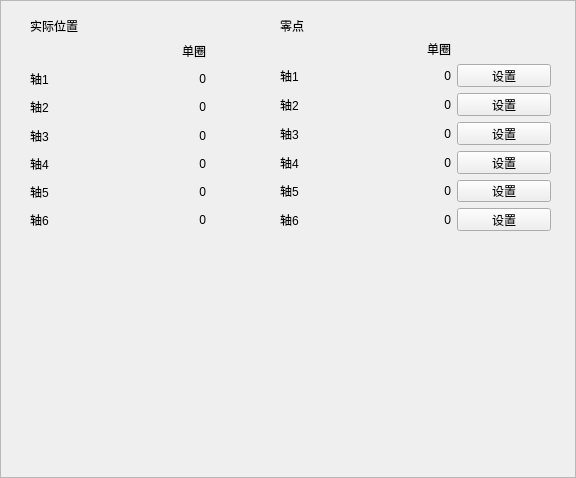
This is zoweerobot/UI/ctoolcoorsetui.ui in yisea123/Robot_Delta_GitHubPro as Qt 5 draws it before an edit. The edited form follows.
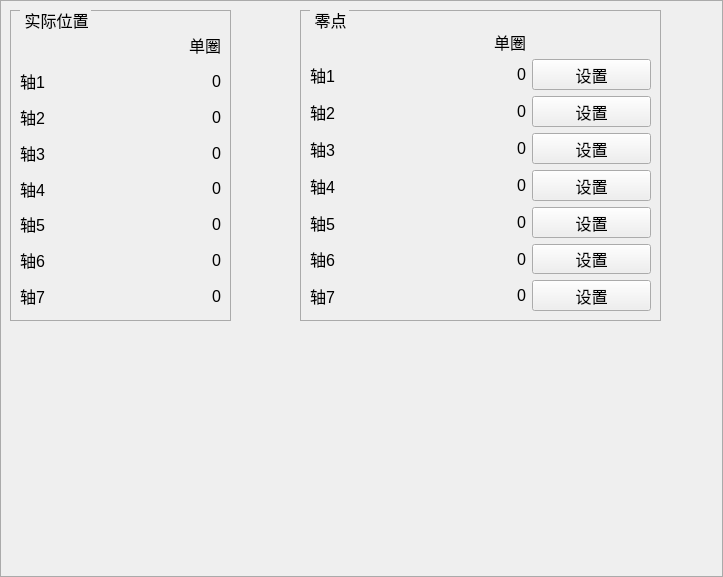
This is the edited form.

```diff
--- a/zoweerobot/UI/ctoolcoorsetui.ui
+++ b/zoweerobot/UI/ctoolcoorsetui.ui
@@ -6,455 +6,697 @@
    <rect>
     <x>0</x>
     <y>0</y>
-    <width>576</width>
-    <height>478</height>
+    <width>723</width>
+    <height>577</height>
    </rect>
   </property>
   <property name="windowTitle">
    <string>Form</string>
   </property>
-  <widget class="QFrame" name="frame">
+  <widget class="QGroupBox" name="groupBox">
    <property name="geometry">
     <rect>
      <x>0</x>
      <y>0</y>
-     <width>576</width>
-     <height>478</height>
+     <width>723</width>
+     <height>577</height>
     </rect>
    </property>
-   <property name="frameShape">
-    <enum>QFrame::StyledPanel</enum>
+   <property name="styleSheet">
+    <string notr="true">QGroupBox {
+            border-color: rgb(170, 170, 170);
+            border-width: 1px;
+            border-style: solid;
+            margin-top: 1ex;
+			font: 16px
+        }
+        QGroupBox::title {
+            subcontrol-origin: margin;
+            subcontrol-position: top left;
+            left: 10px;
+            margin-left: 2px;
+            padding: 0  0px;
+        }</string>
    </property>
-   <property name="frameShadow">
-    <enum>QFrame::Raised</enum>
-   </property>
-   <widget class="QWidget" name="gridLayoutWidget_2">
+   <widget class="QGroupBox" name="groupBox_2">
     <property name="geometry">
      <rect>
-      <x>280</x>
-      <y>40</y>
-      <width>271</width>
-      <height>191</height>
+      <x>10</x>
+      <y>10</y>
+      <width>221</width>
+      <height>311</height>
      </rect>
     </property>
-    <layout class="QGridLayout" name="gridLayout_2" columnstretch="1,4,8,8">
-     <item row="2" column="0">
-      <widget class="QLabel" name="label_12">
-       <property name="text">
-        <string>轴2</string>
-       </property>
-      </widget>
-     </item>
-     <item row="3" column="0">
-      <widget class="QLabel" name="label_34">
-       <property name="text">
-        <string>轴3</string>
-       </property>
-      </widget>
-     </item>
-     <item row="3" column="1">
-      <widget class="QLabel" name="axis3_zero_multi">
-       <property name="text">
-        <string/>
-       </property>
-      </widget>
-     </item>
-     <item row="3" column="2">
-      <widget class="QLabel" name="axis3_zero_single">
-       <property name="text">
-        <string>0</string>
-       </property>
-       <property name="alignment">
-        <set>Qt::AlignRight|Qt::AlignTrailing|Qt::AlignVCenter</set>
-       </property>
-      </widget>
-     </item>
-     <item row="4" column="0">
-      <widget class="QLabel" name="label_37">
-       <property name="text">
-        <string>轴4</string>
-       </property>
-      </widget>
-     </item>
-     <item row="4" column="1">
-      <widget class="QLabel" name="axis4_zero_multi">
-       <property name="text">
-        <string/>
-       </property>
-      </widget>
-     </item>
-     <item row="4" column="2">
-      <widget class="QLabel" name="axis4_zero_single">
-       <property name="text">
-        <string>0</string>
-       </property>
-       <property name="alignment">
-        <set>Qt::AlignRight|Qt::AlignTrailing|Qt::AlignVCenter</set>
-       </property>
-      </widget>
-     </item>
-     <item row="6" column="0">
-      <widget class="QLabel" name="label_39">
-       <property name="text">
-        <string>轴6</string>
-       </property>
-      </widget>
-     </item>
-     <item row="6" column="1">
-      <widget class="QLabel" name="axis6_zero_multi">
-       <property name="text">
-        <string/>
-       </property>
-      </widget>
-     </item>
-     <item row="6" column="2">
-      <widget class="QLabel" name="axis6_zero_single">
-       <property name="text">
-        <string>0</string>
-       </property>
-       <property name="alignment">
-        <set>Qt::AlignRight|Qt::AlignTrailing|Qt::AlignVCenter</set>
-       </property>
-      </widget>
-     </item>
-     <item row="5" column="0">
-      <widget class="QLabel" name="axis4_zero_multi_3">
-       <property name="text">
-        <string>轴5</string>
-       </property>
-      </widget>
-     </item>
-     <item row="5" column="1">
-      <widget class="QLabel" name="axis5_zero_multi">
-       <property name="text">
-        <string/>
-       </property>
-      </widget>
-     </item>
-     <item row="5" column="2">
-      <widget class="QLabel" name="axis5_zero_single">
-       <property name="text">
-        <string>0</string>
-       </property>
-       <property name="alignment">
-        <set>Qt::AlignRight|Qt::AlignTrailing|Qt::AlignVCenter</set>
-       </property>
-      </widget>
-     </item>
-     <item row="2" column="1">
-      <widget class="QLabel" name="axis2_zero_multi">
-       <property name="text">
-        <string/>
-       </property>
-      </widget>
-     </item>
-     <item row="2" column="2">
-      <widget class="QLabel" name="axis2_zero_single">
-       <property name="text">
-        <string>0</string>
-       </property>
-       <property name="alignment">
-        <set>Qt::AlignRight|Qt::AlignTrailing|Qt::AlignVCenter</set>
-       </property>
-      </widget>
-     </item>
-     <item row="0" column="2">
-      <widget class="QLabel" name="zero_single">
-       <property name="text">
-        <string>单圈</string>
-       </property>
-       <property name="alignment">
-        <set>Qt::AlignRight|Qt::AlignTrailing|Qt::AlignVCenter</set>
-       </property>
-      </widget>
-     </item>
-     <item row="0" column="1">
-      <widget class="QLabel" name="zero_multi">
-       <property name="text">
-        <string/>
-       </property>
-      </widget>
-     </item>
-     <item row="1" column="0">
-      <widget class="QLabel" name="label_27">
-       <property name="text">
-        <string>轴1</string>
-       </property>
-      </widget>
-     </item>
-     <item row="1" column="1">
-      <widget class="QLabel" name="axis1_zero_multi">
-       <property name="text">
-        <string/>
-       </property>
-      </widget>
-     </item>
-     <item row="1" column="2">
-      <widget class="QLabel" name="axis1_zero_single">
-       <property name="text">
-        <string>0</string>
-       </property>
-       <property name="alignment">
-        <set>Qt::AlignRight|Qt::AlignTrailing|Qt::AlignVCenter</set>
-       </property>
-      </widget>
-     </item>
-     <item row="0" column="0">
-      <widget class="QLabel" name="label_13">
-       <property name="text">
-        <string/>
-       </property>
-      </widget>
-     </item>
-     <item row="1" column="3">
-      <widget class="QPushButton" name="setzeroaxis1">
-       <property name="text">
-        <string>设置</string>
-       </property>
-      </widget>
-     </item>
-     <item row="2" column="3">
-      <widget class="QPushButton" name="setzeroaxis2">
-       <property name="text">
-        <string>设置</string>
-       </property>
-      </widget>
-     </item>
-     <item row="3" column="3">
-      <widget class="QPushButton" name="setzeroaxis3">
-       <property name="text">
-        <string>设置</string>
-       </property>
-      </widget>
-     </item>
-     <item row="4" column="3">
-      <widget class="QPushButton" name="setzeroaxis4">
-       <property name="text">
-        <string>设置</string>
-       </property>
-      </widget>
-     </item>
-     <item row="5" column="3">
-      <widget class="QPushButton" name="setzeroaxis5">
-       <property name="text">
-        <string>设置</string>
-       </property>
-      </widget>
-     </item>
-     <item row="6" column="3">
-      <widget class="QPushButton" name="setzeroaxis6">
-       <property name="text">
-        <string>设置</string>
-       </property>
-      </widget>
-     </item>
-    </layout>
-   </widget>
-   <widget class="QLabel" name="label">
-    <property name="geometry">
-     <rect>
-      <x>280</x>
-      <y>20</y>
-      <width>54</width>
-      <height>12</height>
-     </rect>
-    </property>
-    <property name="text">
-     <string>零点</string>
-    </property>
-   </widget>
-   <widget class="QWidget" name="gridLayoutWidget_3">
-    <property name="geometry">
-     <rect>
-      <x>30</x>
-      <y>40</y>
-      <width>176</width>
-      <height>191</height>
-     </rect>
-    </property>
-    <layout class="QGridLayout" name="gridLayout_3" columnstretch="1,4,8">
-     <item row="2" column="1">
-      <widget class="QLabel" name="axis2_multi">
-       <property name="text">
-        <string/>
-       </property>
-      </widget>
-     </item>
-     <item row="2" column="2">
-      <widget class="QLabel" name="axis2_single">
-       <property name="text">
-        <string>0</string>
-       </property>
-       <property name="alignment">
-        <set>Qt::AlignRight|Qt::AlignTrailing|Qt::AlignVCenter</set>
-       </property>
-      </widget>
-     </item>
-     <item row="0" column="2">
-      <widget class="QLabel" name="real_single">
-       <property name="text">
-        <string>单圈</string>
-       </property>
-       <property name="alignment">
-        <set>Qt::AlignRight|Qt::AlignTrailing|Qt::AlignVCenter</set>
-       </property>
-      </widget>
-     </item>
-     <item row="0" column="1">
-      <widget class="QLabel" name="real_multi">
-       <property name="text">
-        <string/>
-       </property>
-      </widget>
-     </item>
-     <item row="1" column="0">
-      <widget class="QLabel" name="label_28">
-       <property name="text">
-        <string>轴1</string>
-       </property>
-      </widget>
-     </item>
-     <item row="1" column="1">
-      <widget class="QLabel" name="axis1_multi">
-       <property name="text">
-        <string/>
-       </property>
-      </widget>
-     </item>
-     <item row="1" column="2">
-      <widget class="QLabel" name="axis1_single">
-       <property name="text">
-        <string>0</string>
-       </property>
-       <property name="alignment">
-        <set>Qt::AlignRight|Qt::AlignTrailing|Qt::AlignVCenter</set>
-       </property>
-      </widget>
-     </item>
-     <item row="0" column="0">
-      <widget class="QLabel" name="label_14">
-       <property name="text">
-        <string/>
-       </property>
-      </widget>
-     </item>
-     <item row="2" column="0">
-      <widget class="QLabel" name="label_15">
-       <property name="text">
-        <string>轴2</string>
-       </property>
-      </widget>
-     </item>
-     <item row="3" column="0">
-      <widget class="QLabel" name="label_35">
-       <property name="text">
-        <string>轴3</string>
-       </property>
-      </widget>
-     </item>
-     <item row="3" column="1">
-      <widget class="QLabel" name="axis3_multi">
-       <property name="text">
-        <string/>
-       </property>
-      </widget>
-     </item>
-     <item row="3" column="2">
-      <widget class="QLabel" name="axis3_single">
-       <property name="text">
-        <string>0</string>
-       </property>
-       <property name="alignment">
-        <set>Qt::AlignRight|Qt::AlignTrailing|Qt::AlignVCenter</set>
-       </property>
-      </widget>
-     </item>
-     <item row="4" column="0">
-      <widget class="QLabel" name="label_38">
-       <property name="text">
-        <string>轴4</string>
-       </property>
-      </widget>
-     </item>
-     <item row="4" column="1">
-      <widget class="QLabel" name="axis4_multi">
-       <property name="text">
-        <string/>
-       </property>
-      </widget>
-     </item>
-     <item row="4" column="2">
-      <widget class="QLabel" name="axis4_single">
-       <property name="text">
-        <string>0</string>
-       </property>
-       <property name="alignment">
-        <set>Qt::AlignRight|Qt::AlignTrailing|Qt::AlignVCenter</set>
-       </property>
-      </widget>
-     </item>
-     <item row="6" column="0">
-      <widget class="QLabel" name="label_40">
-       <property name="text">
-        <string>轴6</string>
-       </property>
-      </widget>
-     </item>
-     <item row="6" column="1">
-      <widget class="QLabel" name="axis6_multi">
-       <property name="text">
-        <string/>
-       </property>
-      </widget>
-     </item>
-     <item row="6" column="2">
-      <widget class="QLabel" name="axis6_single">
-       <property name="text">
-        <string>0</string>
-       </property>
-       <property name="alignment">
-        <set>Qt::AlignRight|Qt::AlignTrailing|Qt::AlignVCenter</set>
-       </property>
-      </widget>
-     </item>
-     <item row="5" column="0">
-      <widget class="QLabel" name="axis4_zero_multi_4">
-       <property name="text">
-        <string>轴5</string>
-       </property>
-      </widget>
-     </item>
-     <item row="5" column="1">
-      <widget class="QLabel" name="axis5_multi">
-       <property name="text">
-        <string/>
-       </property>
-      </widget>
-     </item>
-     <item row="5" column="2">
-      <widget class="QLabel" name="axis5_single">
-       <property name="text">
-        <string>0</string>
-       </property>
-       <property name="alignment">
-        <set>Qt::AlignRight|Qt::AlignTrailing|Qt::AlignVCenter</set>
-       </property>
-      </widget>
-     </item>
-    </layout>
-   </widget>
-   <widget class="QLabel" name="label_2">
-    <property name="geometry">
-     <rect>
-      <x>30</x>
-      <y>20</y>
-      <width>54</width>
-      <height>12</height>
-     </rect>
-    </property>
-    <property name="text">
+    <property name="title">
      <string>实际位置</string>
     </property>
+    <widget class="QWidget" name="gridLayoutWidget_3">
+     <property name="geometry">
+      <rect>
+       <x>10</x>
+       <y>20</y>
+       <width>201</width>
+       <height>281</height>
+      </rect>
+     </property>
+     <layout class="QGridLayout" name="gridLayout_3" columnstretch="1,4,8">
+      <item row="1" column="0">
+       <widget class="QLabel" name="label_28">
+        <property name="font">
+         <font>
+          <pointsize>12</pointsize>
+         </font>
+        </property>
+        <property name="text">
+         <string>轴1</string>
+        </property>
+       </widget>
+      </item>
+      <item row="4" column="2">
+       <widget class="QLabel" name="axis4_single">
+        <property name="font">
+         <font>
+          <pointsize>12</pointsize>
+         </font>
+        </property>
+        <property name="text">
+         <string>0</string>
+        </property>
+        <property name="alignment">
+         <set>Qt::AlignRight|Qt::AlignTrailing|Qt::AlignVCenter</set>
+        </property>
+       </widget>
+      </item>
+      <item row="3" column="0">
+       <widget class="QLabel" name="label_35">
+        <property name="font">
+         <font>
+          <pointsize>12</pointsize>
+         </font>
+        </property>
+        <property name="text">
+         <string>轴3</string>
+        </property>
+       </widget>
+      </item>
+      <item row="6" column="0">
+       <widget class="QLabel" name="label_40">
+        <property name="font">
+         <font>
+          <pointsize>12</pointsize>
+         </font>
+        </property>
+        <property name="text">
+         <string>轴6</string>
+        </property>
+       </widget>
+      </item>
+      <item row="2" column="0">
+       <widget class="QLabel" name="label_15">
+        <property name="font">
+         <font>
+          <pointsize>12</pointsize>
+         </font>
+        </property>
+        <property name="text">
+         <string>轴2</string>
+        </property>
+       </widget>
+      </item>
+      <item row="3" column="1">
+       <widget class="QLabel" name="axis3_multi">
+        <property name="text">
+         <string/>
+        </property>
+       </widget>
+      </item>
+      <item row="3" column="2">
+       <widget class="QLabel" name="axis3_single">
+        <property name="font">
+         <font>
+          <pointsize>12</pointsize>
+         </font>
+        </property>
+        <property name="text">
+         <string>0</string>
+        </property>
+        <property name="alignment">
+         <set>Qt::AlignRight|Qt::AlignTrailing|Qt::AlignVCenter</set>
+        </property>
+       </widget>
+      </item>
+      <item row="1" column="1">
+       <widget class="QLabel" name="axis1_multi">
+        <property name="text">
+         <string/>
+        </property>
+       </widget>
+      </item>
+      <item row="4" column="0">
+       <widget class="QLabel" name="label_38">
+        <property name="font">
+         <font>
+          <pointsize>12</pointsize>
+         </font>
+        </property>
+        <property name="text">
+         <string>轴4</string>
+        </property>
+       </widget>
+      </item>
+      <item row="4" column="1">
+       <widget class="QLabel" name="axis4_multi">
+        <property name="text">
+         <string/>
+        </property>
+       </widget>
+      </item>
+      <item row="6" column="1">
+       <widget class="QLabel" name="axis6_multi">
+        <property name="text">
+         <string/>
+        </property>
+       </widget>
+      </item>
+      <item row="1" column="2">
+       <widget class="QLabel" name="axis1_single">
+        <property name="font">
+         <font>
+          <pointsize>12</pointsize>
+         </font>
+        </property>
+        <property name="text">
+         <string>0</string>
+        </property>
+        <property name="alignment">
+         <set>Qt::AlignRight|Qt::AlignTrailing|Qt::AlignVCenter</set>
+        </property>
+       </widget>
+      </item>
+      <item row="0" column="1">
+       <widget class="QLabel" name="real_multi">
+        <property name="text">
+         <string/>
+        </property>
+       </widget>
+      </item>
+      <item row="2" column="2">
+       <widget class="QLabel" name="axis2_single">
+        <property name="font">
+         <font>
+          <pointsize>12</pointsize>
+         </font>
+        </property>
+        <property name="text">
+         <string>0</string>
+        </property>
+        <property name="alignment">
+         <set>Qt::AlignRight|Qt::AlignTrailing|Qt::AlignVCenter</set>
+        </property>
+       </widget>
+      </item>
+      <item row="0" column="2">
+       <widget class="QLabel" name="real_single">
+        <property name="font">
+         <font>
+          <pointsize>12</pointsize>
+         </font>
+        </property>
+        <property name="text">
+         <string>单圈</string>
+        </property>
+        <property name="alignment">
+         <set>Qt::AlignRight|Qt::AlignTrailing|Qt::AlignVCenter</set>
+        </property>
+       </widget>
+      </item>
+      <item row="2" column="1">
+       <widget class="QLabel" name="axis2_multi">
+        <property name="text">
+         <string/>
+        </property>
+       </widget>
+      </item>
+      <item row="5" column="2">
+       <widget class="QLabel" name="axis5_single">
+        <property name="font">
+         <font>
+          <pointsize>12</pointsize>
+         </font>
+        </property>
+        <property name="text">
+         <string>0</string>
+        </property>
+        <property name="alignment">
+         <set>Qt::AlignRight|Qt::AlignTrailing|Qt::AlignVCenter</set>
+        </property>
+       </widget>
+      </item>
+      <item row="5" column="1">
+       <widget class="QLabel" name="axis5_multi">
+        <property name="text">
+         <string/>
+        </property>
+       </widget>
+      </item>
+      <item row="6" column="2">
+       <widget class="QLabel" name="axis6_single">
+        <property name="font">
+         <font>
+          <pointsize>12</pointsize>
+         </font>
+        </property>
+        <property name="text">
+         <string>0</string>
+        </property>
+        <property name="alignment">
+         <set>Qt::AlignRight|Qt::AlignTrailing|Qt::AlignVCenter</set>
+        </property>
+       </widget>
+      </item>
+      <item row="5" column="0">
+       <widget class="QLabel" name="axis4_zero_multi_4">
+        <property name="font">
+         <font>
+          <pointsize>12</pointsize>
+         </font>
+        </property>
+        <property name="text">
+         <string>轴5</string>
+        </property>
+       </widget>
+      </item>
+      <item row="7" column="0">
+       <widget class="QLabel" name="label_41">
+        <property name="font">
+         <font>
+          <pointsize>12</pointsize>
+         </font>
+        </property>
+        <property name="text">
+         <string>轴7</string>
+        </property>
+       </widget>
+      </item>
+      <item row="7" column="2">
+       <widget class="QLabel" name="axis7_single">
+        <property name="font">
+         <font>
+          <pointsize>12</pointsize>
+         </font>
+        </property>
+        <property name="text">
+         <string>0</string>
+        </property>
+        <property name="alignment">
+         <set>Qt::AlignRight|Qt::AlignTrailing|Qt::AlignVCenter</set>
+        </property>
+       </widget>
+      </item>
+      <item row="7" column="1">
+       <widget class="QLabel" name="axis7_multi">
+        <property name="text">
+         <string/>
+        </property>
+       </widget>
+      </item>
+     </layout>
+    </widget>
+   </widget>
+   <widget class="QGroupBox" name="groupBox_3">
+    <property name="geometry">
+     <rect>
+      <x>300</x>
+      <y>10</y>
+      <width>361</width>
+      <height>311</height>
+     </rect>
+    </property>
+    <property name="title">
+     <string>零点</string>
+    </property>
+    <widget class="QWidget" name="gridLayoutWidget_2">
+     <property name="geometry">
+      <rect>
+       <x>10</x>
+       <y>20</y>
+       <width>341</width>
+       <height>281</height>
+      </rect>
+     </property>
+     <layout class="QGridLayout" name="gridLayout_2" columnstretch="1,4,8,8">
+      <item row="4" column="3">
+       <widget class="QPushButton" name="setzeroaxis4">
+        <property name="font">
+         <font>
+          <pointsize>12</pointsize>
+         </font>
+        </property>
+        <property name="text">
+         <string>设置</string>
+        </property>
+       </widget>
+      </item>
+      <item row="6" column="3">
+       <widget class="QPushButton" name="setzeroaxis6">
+        <property name="font">
+         <font>
+          <pointsize>12</pointsize>
+         </font>
+        </property>
+        <property name="text">
+         <string>设置</string>
+        </property>
+       </widget>
+      </item>
+      <item row="5" column="1">
+       <widget class="QLabel" name="axis5_zero_multi">
+        <property name="text">
+         <string/>
+        </property>
+       </widget>
+      </item>
+      <item row="0" column="1">
+       <widget class="QLabel" name="zero_multi">
+        <property name="text">
+         <string/>
+        </property>
+       </widget>
+      </item>
+      <item row="5" column="2">
+       <widget class="QLabel" name="axis5_zero_single">
+        <property name="font">
+         <font>
+          <pointsize>12</pointsize>
+         </font>
+        </property>
+        <property name="text">
+         <string>0</string>
+        </property>
+        <property name="alignment">
+         <set>Qt::AlignRight|Qt::AlignTrailing|Qt::AlignVCenter</set>
+        </property>
+       </widget>
+      </item>
+      <item row="6" column="2">
+       <widget class="QLabel" name="axis6_zero_single">
+        <property name="font">
+         <font>
+          <pointsize>12</pointsize>
+         </font>
+        </property>
+        <property name="text">
+         <string>0</string>
+        </property>
+        <property name="alignment">
+         <set>Qt::AlignRight|Qt::AlignTrailing|Qt::AlignVCenter</set>
+        </property>
+       </widget>
+      </item>
+      <item row="4" column="1">
+       <widget class="QLabel" name="axis4_zero_multi">
+        <property name="text">
+         <string/>
+        </property>
+       </widget>
+      </item>
+      <item row="5" column="0">
+       <widget class="QLabel" name="axis4_zero_multi_3">
+        <property name="font">
+         <font>
+          <pointsize>12</pointsize>
+         </font>
+        </property>
+        <property name="text">
+         <string>轴5</string>
+        </property>
+       </widget>
+      </item>
+      <item row="0" column="2">
+       <widget class="QLabel" name="zero_single">
+        <property name="maximumSize">
+         <size>
+          <width>16777215</width>
+          <height>23</height>
+         </size>
+        </property>
+        <property name="font">
+         <font>
+          <pointsize>12</pointsize>
+         </font>
+        </property>
+        <property name="text">
+         <string>单圈</string>
+        </property>
+        <property name="alignment">
+         <set>Qt::AlignRight|Qt::AlignTrailing|Qt::AlignVCenter</set>
+        </property>
+       </widget>
+      </item>
+      <item row="2" column="3">
+       <widget class="QPushButton" name="setzeroaxis2">
+        <property name="font">
+         <font>
+          <pointsize>12</pointsize>
+         </font>
+        </property>
+        <property name="text">
+         <string>设置</string>
+        </property>
+       </widget>
+      </item>
+      <item row="6" column="1">
+       <widget class="QLabel" name="axis6_zero_multi">
+        <property name="text">
+         <string/>
+        </property>
+       </widget>
+      </item>
+      <item row="3" column="1">
+       <widget class="QLabel" name="axis3_zero_multi">
+        <property name="text">
+         <string/>
+        </property>
+       </widget>
+      </item>
+      <item row="3" column="2">
+       <widget class="QLabel" name="axis3_zero_single">
+        <property name="font">
+         <font>
+          <pointsize>12</pointsize>
+         </font>
+        </property>
+        <property name="text">
+         <string>0</string>
+        </property>
+        <property name="alignment">
+         <set>Qt::AlignRight|Qt::AlignTrailing|Qt::AlignVCenter</set>
+        </property>
+       </widget>
+      </item>
+      <item row="6" column="0">
+       <widget class="QLabel" name="label_39">
+        <property name="font">
+         <font>
+          <pointsize>12</pointsize>
+         </font>
+        </property>
+        <property name="text">
+         <string>轴6</string>
+        </property>
+       </widget>
+      </item>
+      <item row="1" column="1">
+       <widget class="QLabel" name="axis1_zero_multi">
+        <property name="text">
+         <string/>
+        </property>
+       </widget>
+      </item>
+      <item row="2" column="0">
+       <widget class="QLabel" name="label_12">
+        <property name="font">
+         <font>
+          <pointsize>12</pointsize>
+         </font>
+        </property>
+        <property name="text">
+         <string>轴2</string>
+        </property>
+       </widget>
+      </item>
+      <item row="4" column="0">
+       <widget class="QLabel" name="label_37">
+        <property name="font">
+         <font>
+          <pointsize>12</pointsize>
+         </font>
+        </property>
+        <property name="text">
+         <string>轴4</string>
+        </property>
+       </widget>
+      </item>
+      <item row="4" column="2">
+       <widget class="QLabel" name="axis4_zero_single">
+        <property name="font">
+         <font>
+          <pointsize>12</pointsize>
+         </font>
+        </property>
+        <property name="text">
+         <string>0</string>
+        </property>
+        <property name="alignment">
+         <set>Qt::AlignRight|Qt::AlignTrailing|Qt::AlignVCenter</set>
+        </property>
+       </widget>
+      </item>
+      <item row="1" column="0">
+       <widget class="QLabel" name="label_27">
+        <property name="font">
+         <font>
+          <pointsize>12</pointsize>
+         </font>
+        </property>
+        <property name="text">
+         <string>轴1</string>
+        </property>
+       </widget>
+      </item>
+      <item row="5" column="3">
+       <widget class="QPushButton" name="setzeroaxis5">
+        <property name="font">
+         <font>
+          <pointsize>12</pointsize>
+         </font>
+        </property>
+        <property name="text">
+         <string>设置</string>
+        </property>
+       </widget>
+      </item>
+      <item row="1" column="3">
+       <widget class="QPushButton" name="setzeroaxis1">
+        <property name="font">
+         <font>
+          <pointsize>12</pointsize>
+         </font>
+        </property>
+        <property name="text">
+         <string>设置</string>
+        </property>
+       </widget>
+      </item>
+      <item row="3" column="0">
+       <widget class="QLabel" name="label_34">
+        <property name="font">
+         <font>
+          <pointsize>12</pointsize>
+         </font>
+        </property>
+        <property name="text">
+         <string>轴3</string>
+        </property>
+       </widget>
+      </item>
+      <item row="3" column="3">
+       <widget class="QPushButton" name="setzeroaxis3">
+        <property name="font">
+         <font>
+          <pointsize>12</pointsize>
+         </font>
+        </property>
+        <property name="text">
+         <string>设置</string>
+        </property>
+       </widget>
+      </item>
+      <item row="2" column="1">
+       <widget class="QLabel" name="axis2_zero_multi">
+        <property name="text">
+         <string/>
+        </property>
+       </widget>
+      </item>
+      <item row="1" column="2">
+       <widget class="QLabel" name="axis1_zero_single">
+        <property name="font">
+         <font>
+          <pointsize>12</pointsize>
+         </font>
+        </property>
+        <property name="text">
+         <string>0</string>
+        </property>
+        <property name="alignment">
+         <set>Qt::AlignRight|Qt::AlignTrailing|Qt::AlignVCenter</set>
+        </property>
+       </widget>
+      </item>
+      <item row="2" column="2">
+       <widget class="QLabel" name="axis2_zero_single">
+        <property name="font">
+         <font>
+          <pointsize>12</pointsize>
+         </font>
+        </property>
+        <property name="text">
+         <string>0</string>
+        </property>
+        <property name="alignment">
+         <set>Qt::AlignRight|Qt::AlignTrailing|Qt::AlignVCenter</set>
+        </property>
+       </widget>
+      </item>
+      <item row="7" column="0">
+       <widget class="QLabel" name="label_42">
+        <property name="font">
+         <font>
+          <pointsize>12</pointsize>
+         </font>
+        </property>
+        <property name="text">
+         <string>轴7</string>
+        </property>
+       </widget>
+      </item>
+      <item row="7" column="2">
+       <widget class="QLabel" name="axis7_zero_single">
+        <property name="font">
+         <font>
+          <pointsize>12</pointsize>
+         </font>
+        </property>
+        <property name="text">
+         <string>0</string>
+        </property>
+        <property name="alignment">
+         <set>Qt::AlignRight|Qt::AlignTrailing|Qt::AlignVCenter</set>
+        </property>
+       </widget>
+      </item>
+      <item row="7" column="3">
+       <widget class="QPushButton" name="setzeroaxis7">
+        <property name="font">
+         <font>
+          <pointsize>12</pointsize>
+         </font>
+        </property>
+        <property name="text">
+         <string>设置</string>
+        </property>
+       </widget>
+      </item>
+      <item row="7" column="1">
+       <widget class="QLabel" name="axis7_zero_multi">
+        <property name="text">
+         <string/>
+        </property>
+       </widget>
+      </item>
+     </layout>
+    </widget>
    </widget>
   </widget>
  </widget>
```
